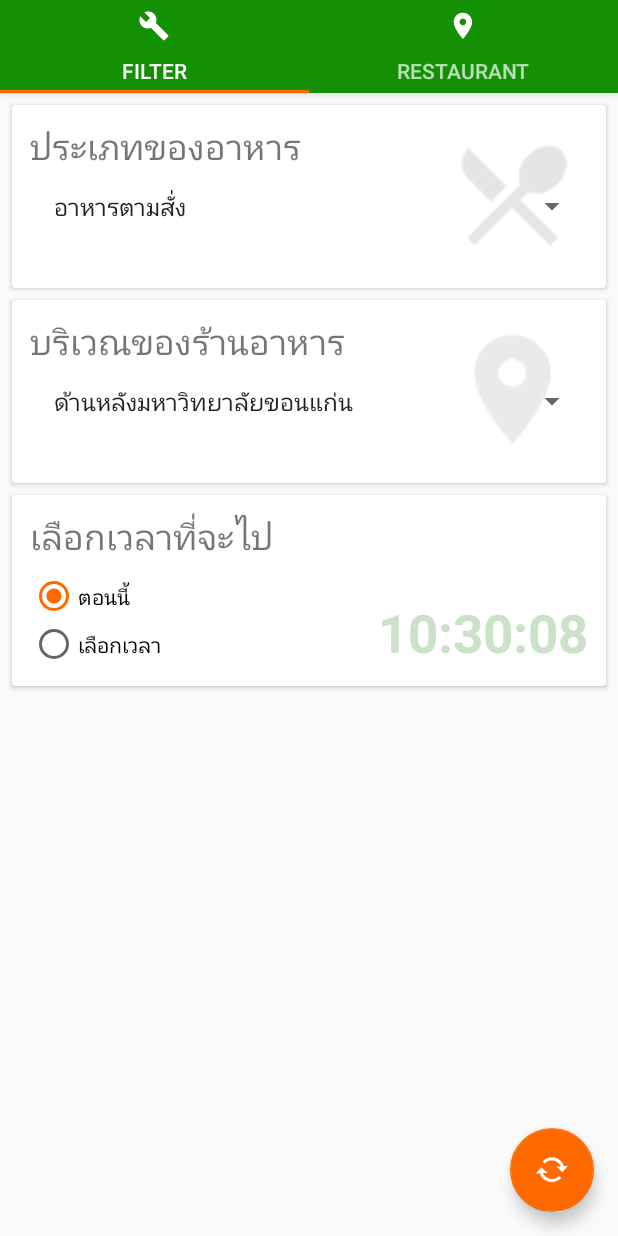
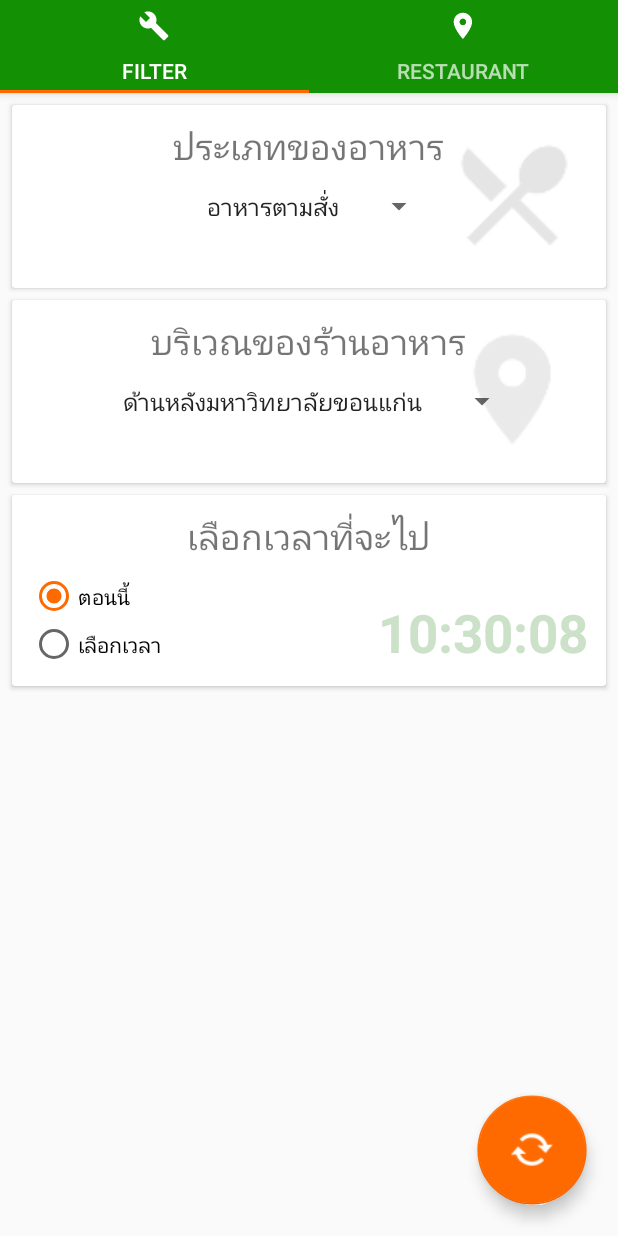
Before and after one commit to nopphonyel/TWTE, an Android app: the screen it shows after launch (MainActivity), on a phone screen of 412 x 824 dp. Run offline under Robolectric (Android 15) with nearby library versions, the phone set to English and light mode, and no system bars.

Commit message:
Update some UI

```diff
--- a/app/src/main/java/com/leaderproject/doikum/thewaytoeat/fragment/RandomPropertiesFragment.java
+++ b/app/src/main/java/com/leaderproject/doikum/thewaytoeat/fragment/RandomPropertiesFragment.java
@@ -42,7 +42,7 @@ public class RandomPropertiesFragment extends Fragment implements View.OnClickLi
 
     @Override
     public View onCreateView(LayoutInflater inflater, ViewGroup container, Bundle savBundle) {
-        ViewGroup rootView = (ViewGroup) inflater.inflate(R.layout.random_properties_layout, container, false);
+        ViewGroup rootView = (ViewGroup) inflater.inflate(R.layout.ramdom_properties_center, container, false);
         typeSpinner = (AppCompatSpinner) rootView.findViewById(R.id.type_spin);
         zoneSpinner = (AppCompatSpinner) rootView.findViewById(R.id.zone_spin);
         radioTimeNow = (RadioButton) rootView.findViewById(R.id.radio_button_time_now);
--- a/app/src/main/res/layout/activity_main.xml
+++ b/app/src/main/res/layout/activity_main.xml
@@ -35,7 +35,9 @@
         android:layout_width="wrap_content"
         android:layout_height="wrap_content"
         android:layout_gravity="bottom|end"
-        android:layout_margin="@dimen/fab_margin"
+        android:scaleX="1.3"
+        android:scaleY="1.3"
+        android:layout_margin="29dp"
         android:src="@android:drawable/stat_notify_sync_noanim" />
 
 </android.support.design.widget.CoordinatorLayout>
--- /dev/null
+++ b/app/src/main/res/layout/ramdom_properties_center.xml
@@ -0,0 +1,170 @@
+<?xml version="1.0" encoding="utf-8"?>
+
+<ScrollView xmlns:android="http://schemas.android.com/apk/res/android"
+    android:layout_width="match_parent"
+    android:layout_height="match_parent">
+
+    <RelativeLayout
+        android:layout_width="match_parent"
+        android:layout_height="match_parent">
+
+        <android.support.v7.widget.CardView
+            android:id="@+id/type_card"
+            android:layout_width="match_parent"
+            android:layout_height="wrap_content"
+            android:layout_marginBottom="0dp"
+            android:layout_marginLeft="@dimen/nice_card_margin"
+            android:layout_marginRight="@dimen/nice_card_margin"
+            android:layout_marginTop="@dimen/nice_card_margin">
+
+            <RelativeLayout
+                android:layout_width="wrap_content"
+                android:layout_height="wrap_content"
+                android:layout_marginBottom="@dimen/nice_inside_card_relative_margin"
+                android:layout_marginLeft="@dimen/nice_inside_card_relative_margin"
+                android:layout_marginRight="@dimen/nice_inside_card_relative_margin"
+                android:layout_marginTop="@dimen/nice_inside_card_relative_margin_top">
+
+                <TextView
+                    android:id="@+id/type_title"
+                    android:layout_width="wrap_content"
+                    android:layout_height="wrap_content"
+                    android:text="@string/card_type_title"
+                    android:textSize="23dp"
+                    android:layout_alignParentTop="true"
+                    android:layout_centerHorizontal="true" />
+
+                <ImageView
+                    android:id="@+id/type_icon"
+                    android:layout_width="100dp"
+                    android:layout_height="100dp"
+                    android:layout_alignParentEnd="true"
+                    android:layout_alignParentTop="true"
+                    android:src="@mipmap/ic_dinning" />
+
+                <android.support.v7.widget.AppCompatSpinner
+                    android:id="@+id/type_spin"
+                    android:layout_width="wrap_content"
+                    android:layout_height="wrap_content"
+                    android:layout_below="@id/type_title"
+                    android:layout_centerHorizontal="true"
+                    android:descendantFocusability="beforeDescendants" />
+
+            </RelativeLayout>
+
+        </android.support.v7.widget.CardView>
+
+        <android.support.v7.widget.CardView
+            android:id="@+id/zone_card"
+            android:layout_width="match_parent"
+            android:layout_height="wrap_content"
+            android:layout_below="@+id/type_card"
+            android:layout_marginBottom="0dp"
+            android:layout_marginLeft="@dimen/nice_card_margin"
+            android:layout_marginRight="@dimen/nice_card_margin"
+            android:layout_marginTop="@dimen/nice_card_margin">
+
+            <RelativeLayout
+                android:layout_width="wrap_content"
+                android:layout_height="wrap_content"
+                android:layout_marginBottom="@dimen/nice_inside_card_relative_margin"
+                android:layout_marginLeft="@dimen/nice_inside_card_relative_margin"
+                android:layout_marginRight="@dimen/nice_inside_card_relative_margin"
+                android:layout_marginTop="@dimen/nice_inside_card_relative_margin_top">
+
+                <TextView
+                    android:id="@+id/zone_title"
+                    android:layout_width="wrap_content"
+                    android:layout_height="wrap_content"
+                    android:text="@string/card_zone_title"
+                    android:textSize="23dp"
+                    android:layout_alignParentTop="true"
+                    android:layout_centerHorizontal="true" />
+
+                <ImageView
+                    android:id="@+id/zone_icon"
+                    android:layout_width="100dp"
+                    android:layout_height="100dp"
+                    android:layout_alignParentEnd="true"
+                    android:layout_alignParentTop="true"
+                    android:src="@mipmap/ic_zone" />
+
+                <android.support.v7.widget.AppCompatSpinner
+                    android:id="@+id/zone_spin"
+                    android:layout_width="wrap_content"
+                    android:layout_height="wrap_content"
+                    android:layout_below="@id/zone_title"
+                    android:layout_centerHorizontal="true"
+                    android:descendantFocusability="beforeDescendants" />
+
+            </RelativeLayout>
+
+        </android.support.v7.widget.CardView>
+
+        <android.support.v7.widget.CardView
+            android:id="@+id/time_card"
+            android:layout_width="match_parent"
+            android:layout_height="wrap_content"
+            android:layout_below="@+id/zone_card"
+            android:layout_marginBottom="85dp"
+            android:layout_marginLeft="@dimen/nice_card_margin"
+            android:layout_marginRight="@dimen/nice_card_margin"
+            android:layout_marginTop="@dimen/nice_card_margin"
+            >
+
+            <RelativeLayout
+                android:layout_width="wrap_content"
+                android:layout_height="wrap_content"
+                android:layout_marginBottom="@dimen/nice_inside_card_relative_margin"
+                android:layout_marginLeft="@dimen/nice_inside_card_relative_margin"
+                android:layout_marginRight="@dimen/nice_inside_card_relative_margin"
+                android:layout_marginTop="@dimen/nice_inside_card_relative_margin_top">
+
+                <TextView
+                    android:id="@+id/time_preview"
+                    android:textSize="35dp"
+                    android:text="HH:MM:SS"
+                    android:textColor="#cbe1c8"
+                    android:textStyle="bold"
+                    android:layout_alignParentEnd="true"
+                    android:layout_alignParentBottom="true"
+                    android:layout_width="wrap_content"
+                    android:layout_height="wrap_content" />
+
+                <TextView
+                    android:id="@+id/time_title"
+                    android:layout_width="wrap_content"
+                    android:layout_height="wrap_content"
+                    android:text="@string/card_time_pick_title"
+                    android:textSize="23dp"
+                    android:layout_alignParentTop="true"
+                    android:layout_centerHorizontal="true" />
+
+                <RadioGroup
+                    android:id="@+id/time_type"
+                    android:layout_width="wrap_content"
+                    android:layout_height="wrap_content"
+                    android:layout_below="@id/time_title"
+                    android:layout_marginTop="@dimen/nice_card_margin">
+
+                    <RadioButton
+                        android:id="@+id/radio_button_time_now"
+                        android:layout_width="wrap_content"
+                        android:layout_height="wrap_content"
+                        android:text="@string/radio_button_time_now" />
+
+                    <RadioButton
+                        android:id="@+id/radio_button_time_pick"
+                        android:layout_width="wrap_content"
+                        android:layout_height="wrap_content"
+                        android:text="@string/radio_button_time_pick" />
+
+                </RadioGroup>
+
+            </RelativeLayout>
+
+        </android.support.v7.widget.CardView>
+
+    </RelativeLayout>
+
+</ScrollView>
```
